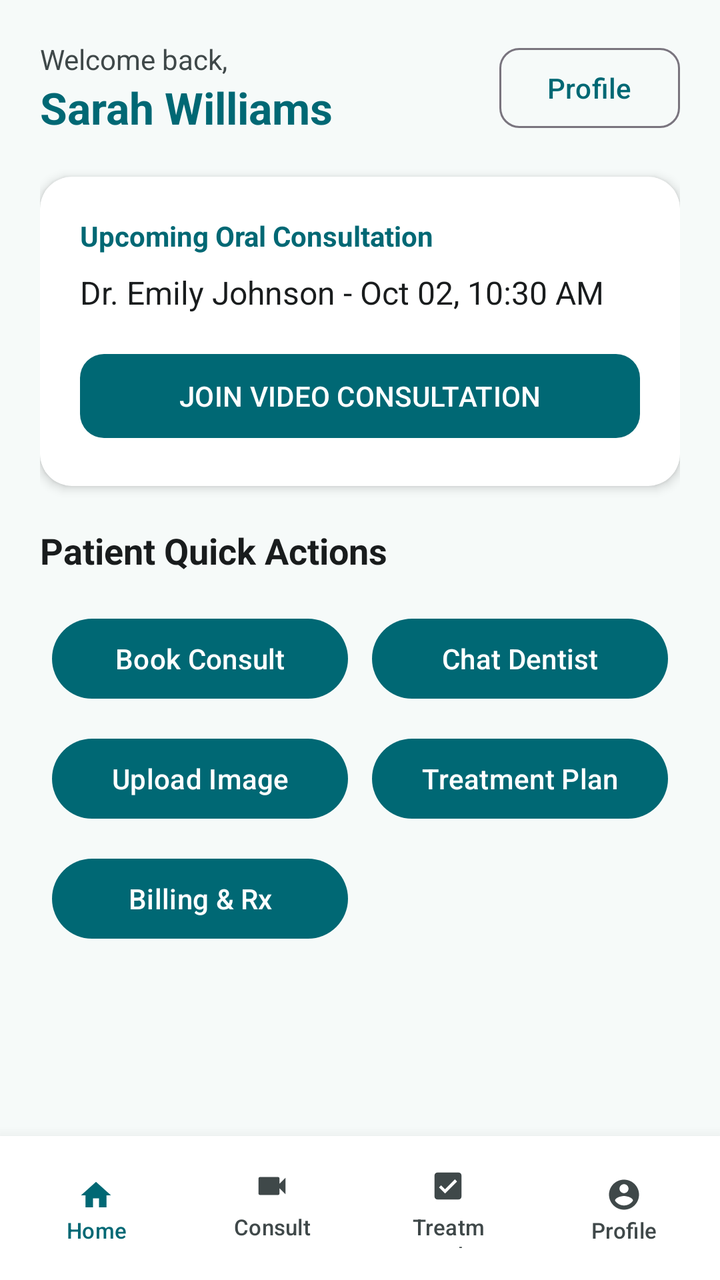
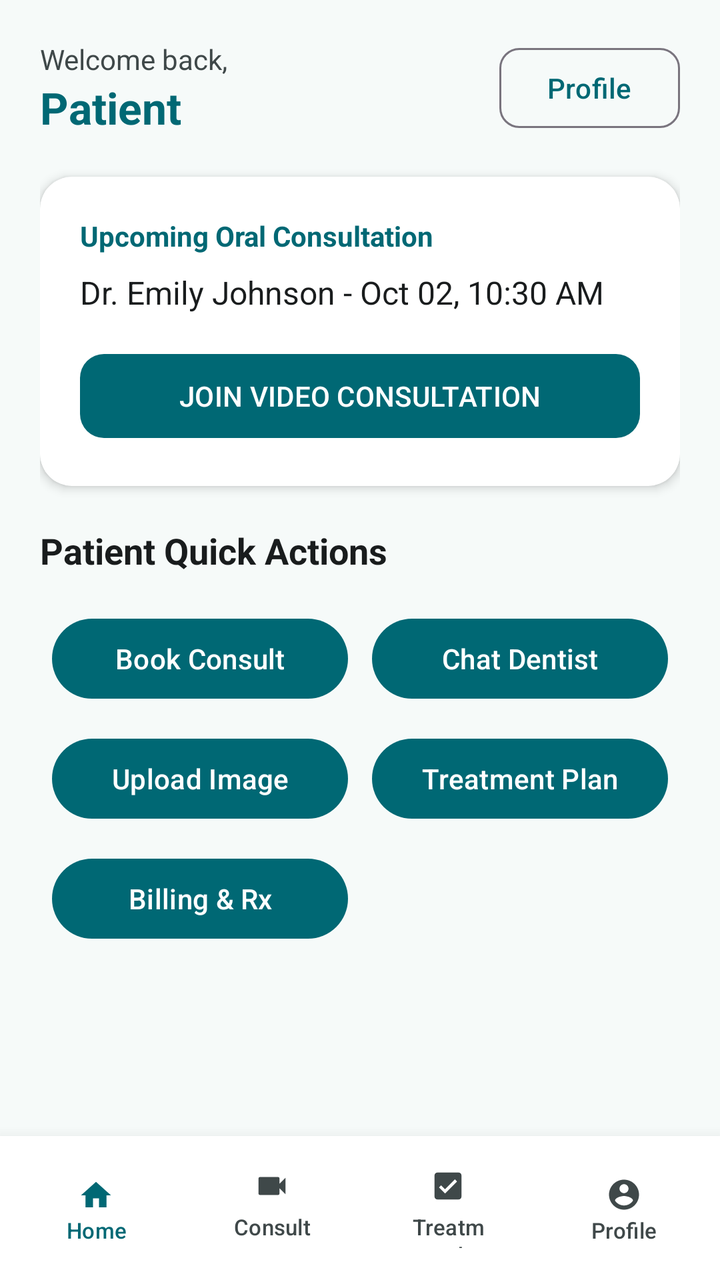

An Android layout rendered at two revisions. The XML below is the earlier revision; the diff shows what the commit changed to produce the second picture.
<!-- AndroidManifest.xml: application theme Theme.TeledentistryProject -->
<!-- res/layout/activity_patient_home.xml -->
<?xml version="1.0" encoding="utf-8"?>
<RelativeLayout xmlns:android="http://schemas.android.com/apk/res/android"
    xmlns:app="http://schemas.android.com/apk/res-auto"
    android:layout_width="match_parent"
    android:layout_height="match_parent"
    android:background="@color/dental_background">

    <ScrollView
        android:layout_width="match_parent"
        android:layout_height="match_parent"
        android:layout_above="@id/bottomNavContainer"
        android:fillViewport="true">

        <LinearLayout
            android:layout_width="match_parent"
            android:layout_height="wrap_content"
            android:orientation="vertical"
            android:padding="20dp">

            
            <LinearLayout
                android:layout_width="match_parent"
                android:layout_height="wrap_content"
                android:orientation="horizontal"
                android:gravity="center_vertical"
                android:layout_marginBottom="20dp">

                <LinearLayout
                    android:layout_width="0dp"
                    android:layout_height="wrap_content"
                    android:layout_weight="1"
                    android:orientation="vertical">

                    <TextView
                        android:layout_width="wrap_content"
                        android:layout_height="wrap_content"
                        android:text="Welcome back,"
                        android:textSize="14sp"
                        android:textColor="@color/text_secondary"/>

                    <TextView
                        android:layout_width="wrap_content"
                        android:layout_height="wrap_content"
                        android:text="Sarah Williams"
                        android:textSize="22sp"
                        android:textStyle="bold"
                        android:textColor="@color/dental_primary"/>
                </LinearLayout>

                <com.google.android.material.button.MaterialButton
                    android:id="@+id/btnProfile"
                    android:layout_width="wrap_content"
                    android:layout_height="wrap_content"
                    android:text="Profile"
                    style="?attr/materialButtonOutlinedStyle"
                    app:cornerRadius="10dp"/>
            </LinearLayout>

            
            <androidx.cardview.widget.CardView
                android:layout_width="match_parent"
                android:layout_height="wrap_content"
                android:layout_marginBottom="20dp"
                app:cardCornerRadius="16dp"
                app:cardElevation="3dp"
                app:cardBackgroundColor="@color/dental_surface">

                <LinearLayout
                    android:layout_width="match_parent"
                    android:layout_height="wrap_content"
                    android:orientation="vertical"
                    android:padding="20dp">

                    <TextView
                        android:layout_width="wrap_content"
                        android:layout_height="wrap_content"
                        android:text="Upcoming Oral Consultation"
                        android:textStyle="bold"
                        android:textColor="@color/dental_primary"
                        android:layout_marginBottom="8dp"/>

                    <TextView
                        android:id="@+id/tvAppointmentInfo"
                        android:layout_width="wrap_content"
                        android:layout_height="wrap_content"
                        android:text="Dr. Emily Johnson - Oct 02, 10:30 AM"
                        android:textSize="16sp"
                        android:textStyle="normal"
                        android:textColor="@color/text_primary"
                        android:layout_marginBottom="16dp"/>

                    <com.google.android.material.button.MaterialButton
                        android:id="@+id/btnJoinCall"
                        android:layout_width="match_parent"
                        android:layout_height="50dp"
                        android:text="JOIN VIDEO CONSULTATION"
                        app:cornerRadius="12dp"/>
                </LinearLayout>
            </androidx.cardview.widget.CardView>

            
            <TextView
                android:layout_width="wrap_content"
                android:layout_height="wrap_content"
                android:text="Patient Quick Actions"
                android:textStyle="bold"
                android:textSize="18sp"
                android:textColor="@color/text_primary"
                android:layout_marginBottom="12dp"/>

            <GridLayout
                android:layout_width="match_parent"
                android:layout_height="wrap_content"
                android:columnCount="2"
                android:alignmentMode="alignMargins"
                android:columnOrderPreserved="false">

                <Button
                    android:id="@+id/btnBookAppointment"
                    android:layout_width="0dp"
                    android:layout_height="wrap_content"
                    android:layout_columnWeight="1"
                    android:layout_margin="6dp"
                    android:text="Book Consult"/>

                <Button
                    android:id="@+id/btnChatDentist"
                    android:layout_width="0dp"
                    android:layout_height="wrap_content"
                    android:layout_columnWeight="1"
                    android:layout_margin="6dp"
                    android:text="Chat Dentist"/>

                <Button
                    android:id="@+id/btnUploadImage"
                    android:layout_width="0dp"
                    android:layout_height="wrap_content"
                    android:layout_columnWeight="1"
                    android:layout_margin="6dp"
                    android:text="Upload Image"/>

                <Button
                    android:id="@+id/btnTreatmentPlan"
                    android:layout_width="0dp"
                    android:layout_height="wrap_content"
                    android:layout_columnWeight="1"
                    android:layout_margin="6dp"
                    android:text="Treatment Plan"/>

                <Button
                    android:id="@+id/btnBilling"
                    android:layout_width="0dp"
                    android:layout_height="wrap_content"
                    android:layout_columnWeight="1"
                    android:layout_margin="6dp"
                    android:text="Billing &amp; Rx"/>
            </GridLayout>

        </LinearLayout>
    </ScrollView>

    
    <androidx.cardview.widget.CardView
        android:id="@+id/bottomNavContainer"
        android:layout_width="match_parent"
        android:layout_height="72dp"
        android:layout_alignParentBottom="true"
        app:cardElevation="12dp"
        app:cardCornerRadius="0dp"
        app:cardBackgroundColor="@color/dental_surface">

        <LinearLayout
            android:layout_width="match_parent"
            android:layout_height="match_parent"
            android:orientation="horizontal"
            android:gravity="center_vertical"
            android:weightSum="4"
            android:paddingHorizontal="4dp">

            <com.google.android.material.button.MaterialButton
                android:layout_width="0dp"
                android:layout_height="60dp"
                android:layout_weight="1"
                android:text="Home"
                android:textSize="11sp"
                android:textColor="@color/dental_primary"
                style="?attr/materialButtonOutlinedStyle"
                app:icon="@drawable/ic_home"
                app:iconTint="@color/dental_primary"
                app:iconGravity="textTop"
                app:strokeWidth="0dp"
                app:cornerRadius="8dp"/>

            <com.google.android.material.button.MaterialButton
                android:layout_width="0dp"
                android:layout_height="60dp"
                android:layout_weight="1"
                android:text="Consults"
                android:textSize="11sp"
                android:textColor="@color/text_secondary"
                style="?attr/materialButtonOutlinedStyle"
                app:icon="@drawable/ic_video"
                app:iconTint="@color/text_secondary"
                app:iconGravity="textTop"
                app:strokeWidth="0dp"
                app:cornerRadius="8dp"/>

            <com.google.android.material.button.MaterialButton
                android:layout_width="0dp"
                android:layout_height="60dp"
                android:layout_weight="1"
                android:text="Treatment"
                android:textSize="11sp"
                android:textColor="@color/text_secondary"
                style="?attr/materialButtonOutlinedStyle"
                app:icon="@drawable/ic_treatment"
                app:iconTint="@color/text_secondary"
                app:iconGravity="textTop"
                app:strokeWidth="0dp"
                app:cornerRadius="8dp"/>

            <com.google.android.material.button.MaterialButton
                android:layout_width="0dp"
                android:layout_height="60dp"
                android:layout_weight="1"
                android:text="Profile"
                android:textSize="11sp"
                android:textColor="@color/text_secondary"
                style="?attr/materialButtonOutlinedStyle"
                app:icon="@drawable/ic_profile"
                app:iconTint="@color/text_secondary"
                app:iconGravity="textTop"
                app:strokeWidth="0dp"
                app:cornerRadius="8dp"/>
        </LinearLayout>
    </androidx.cardview.widget.CardView>

</RelativeLayout>
<!-- resources referenced by this layout -->
<resources>
  <color name="dental_background">#F6FAF9</color>
  <color name="dental_primary">#006874</color>
  <color name="dental_surface">#FFFFFF</color>
  <color name="text_primary">#191C1D</color>
  <color name="text_secondary">#3F4849</color>
  <!-- drawable ic_home (drawable) -->
  <vector xmlns:android="http://schemas.android.com/apk/res/android"
      android:width="24dp"
      android:height="24dp"
      android:viewportWidth="24"
      android:viewportHeight="24">
    <path
        android:fillColor="@color/dental_primary"
        android:pathData="M10,20v-6h4v6h5v-8h3L12,3 2,12h3v8z"/>
  </vector>
  <!-- drawable ic_profile (drawable) -->
  <vector xmlns:android="http://schemas.android.com/apk/res/android"
      android:width="24dp"
      android:height="24dp"
      android:viewportWidth="24"
      android:viewportHeight="24">
    <path
        android:fillColor="@color/dental_primary"
        android:pathData="M12,2C6.48,2 2,6.48 2,12s4.48,10 10,10 10-4.48 10-10S17.52,2 12,2zm0,3c1.66,0 3,1.34 3,3s-1.34,3 -3,3-3-1.34-3-3 1.34-3 3-3zm0,14.2c-2.5,0 -4.71-1.28 -6-3.22 0.03-1.99 4-3.08 6-3.08 1.99,0 5.97,1.09 6,3.08-1.29,1.94-3.5,3.22-6,3.22z"/>
  </vector>
  <!-- drawable ic_treatment (drawable) -->
  <vector xmlns:android="http://schemas.android.com/apk/res/android"
      android:width="24dp"
      android:height="24dp"
      android:viewportWidth="24"
      android:viewportHeight="24">
    <path
        android:fillColor="@color/dental_primary"
        android:pathData="M19,3H5C3.9,3 3,3.9 3,5v14c0,1.1 0.9,2 2,2h14c1.1,0 2-0.9 2-2V5C21,3.9 20.1,3 19,3zM10,17l-4-4 1.41-1.41L10,14.17l6.59-6.59L18,9l-8,8z"/>
  </vector>
  <!-- drawable ic_video (drawable) -->
  <vector xmlns:android="http://schemas.android.com/apk/res/android"
      android:width="24dp"
      android:height="24dp"
      android:viewportWidth="24"
      android:viewportHeight="24">
    <path
        android:fillColor="@color/dental_primary"
        android:pathData="M17,10.5V7c0-0.55-0.45-1-1-1H4C3.45,6,3,6.45,3,7v10c0,0.55,0.45,1,1,1h12c0.55,0,1-0.45,1-1v-3.5l4,4v-11L17,10.5z"/>
  </vector>
  <style name="Theme.TeledentistryProject" parent="Base.Theme.TeledentistryProject" />
  <style name="Base.Theme.TeledentistryProject" parent="Theme.Material3.DayNight.NoActionBar">
          <item name="colorPrimary">@color/dental_primary</item>
          <item name="colorSecondary">@color/dental_secondary</item>
          <item name="android:windowBackground">@color/dental_background</item>
          <item name="colorSurface">@color/dental_surface</item>
      </style>
  <color name="dental_secondary">#00A3B4</color>
</resources>

<!-- the commit's change to res/layout/activity_patient_home.xml (unified diff, before → after) -->
@@ -39,9 +39,10 @@
                         android:textColor="@color/text_secondary"/>
 
                     <TextView
-                        android:layout_width="wrap_content"
-                        android:layout_height="wrap_content"
-                        android:text="Sarah Williams"
+                        android:id="@+id/tvPatientName"
+                        android:layout_width="wrap_content"
+                        android:layout_height="wrap_content"
+                        android:text="Patient"
                         android:textSize="22sp"
                         android:textStyle="bold"
                         android:textColor="@color/dental_primary"/>
